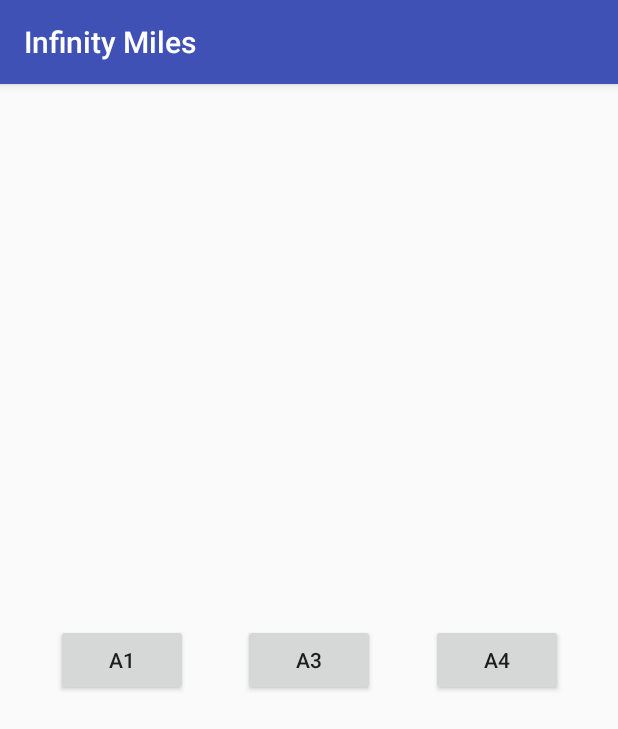
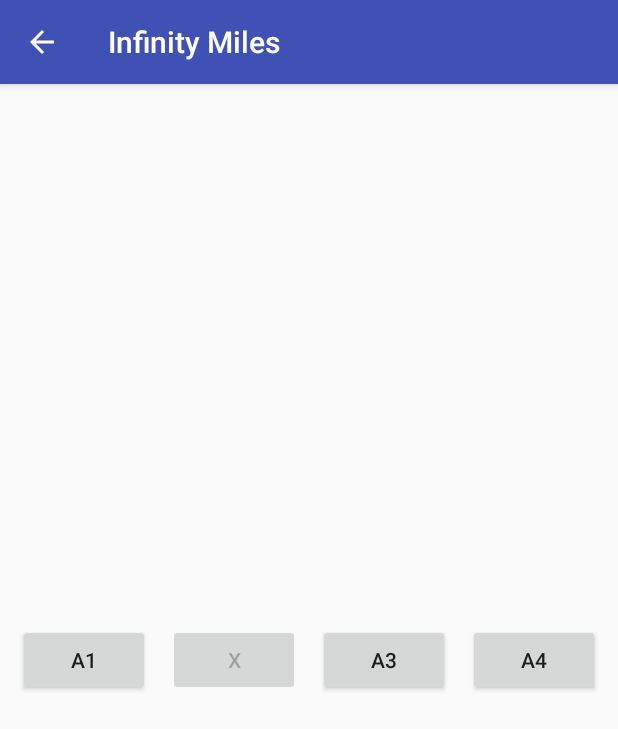
Before and after one commit to aawhitfield/InfinityMiles, an Android app: the BattleshipActivity screen opened directly, with no data from a screen before it, after a tap on "A2", on a phone screen of 412 x 824 dp. Shown: the top 729 px of the screen. Run offline under Robolectric (Android 15) with nearby library versions, the phone set to English and light mode, and no system bars.

Commit message:
add back bar in navigation fixed button behavior in Battleship

```diff
--- a/app/src/main/AndroidManifest.xml
+++ b/app/src/main/AndroidManifest.xml
@@ -16,7 +16,8 @@
                 <category android:name="android.intent.category.LAUNCHER" />
             </intent-filter>
         </activity>
-        <activity android:name=".BattleshipActivity"></activity>
+        <activity android:name=".BattleshipActivity" android:parentActivityName=".MainActivity">
+        </activity>
     </application>
 
 </manifest>
--- a/app/src/main/java/com/infinitylabs/infinitymiles/BattleshipActivity.java
+++ b/app/src/main/java/com/infinitylabs/infinitymiles/BattleshipActivity.java
@@ -8,12 +8,14 @@ import android.widget.Toast;
 
 import java.util.ArrayList;
 
+import static com.infinitylabs.infinitymiles.R.*;
 import static com.infinitylabs.infinitymiles.R.id.battleshipView;
 import static com.infinitylabs.infinitymiles.R.id.buttonA2;
 import static com.infinitylabs.infinitymiles.R.id.buttonA3;
+import static com.infinitylabs.infinitymiles.R.layout.activity_battleship;
+import static com.infinitylabs.infinitymiles.R.string.*;
 import static com.infinitylabs.infinitymiles.R.string.toastHit;
 import static com.infinitylabs.infinitymiles.R.string.toastMiss;
-
 
 
 public class BattleshipActivity extends AppCompatActivity {
@@ -29,10 +31,10 @@ public class BattleshipActivity extends AppCompatActivity {
 
 
     public void displayResult(View view) {
-        if ((view.getId() == buttonA2) || (view.getId() == buttonA3))
+        if(shipLocations.contains(view.getId()))
 
         {
-            Toast.makeText(getApplicationContext(), R.string.toastHit,
+            Toast.makeText(getApplicationContext(), toastHit,
                     Toast.LENGTH_SHORT)
                     .show();
         } else {
@@ -41,18 +43,20 @@ public class BattleshipActivity extends AppCompatActivity {
                     .show();
         }
 
-        View b = findViewById(view.getId());
-        b.setVisibility(View.GONE);
+        Button b = (Button) view.findViewById(view.getId());
+        b.setText(alreadyChosen);
+        b.setEnabled(false);
 
     }
         @Override
     protected void onCreate(Bundle savedInstanceState) {
         super.onCreate(savedInstanceState);
-        setContentView(R.layout.activity_battleship);
+        //getActionBar().setDisplayHomeAsUpEnabled(true);
+        setContentView(activity_battleship);
 
         shipLocations = new ArrayList<Integer>();
 
-        shipLocations.add(R.id.buttonA2);
-        shipLocations.add(R.id.buttonA3);
+        shipLocations.add(id.buttonA2);
+        shipLocations.add(id.buttonA3);
     }
 }
--- a/app/src/main/res/values/strings.xml
+++ b/app/src/main/res/values/strings.xml
@@ -10,4 +10,5 @@
     <string name="buttonA4">A4</string>
     <string name="toastMiss">Miss!</string>
     <string name="toastHit">Hit!</string>
+    <string name="alreadyChosen">X</string>
 </resources>
```
